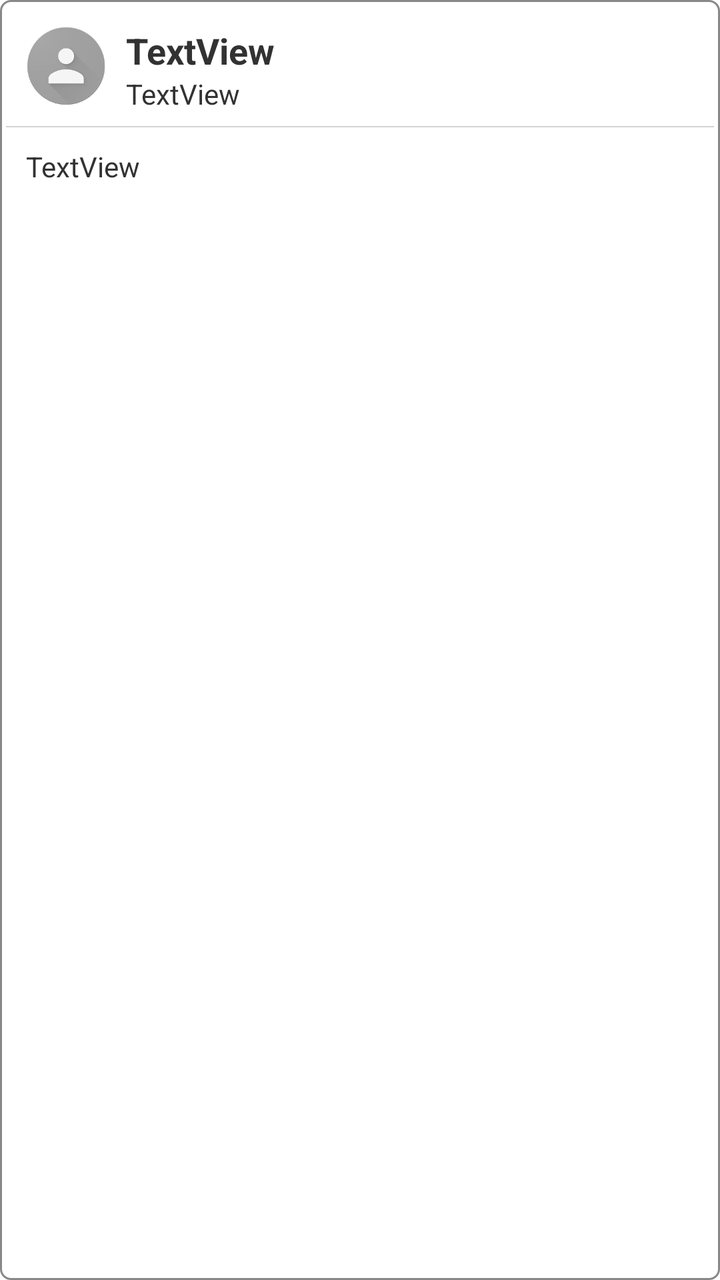
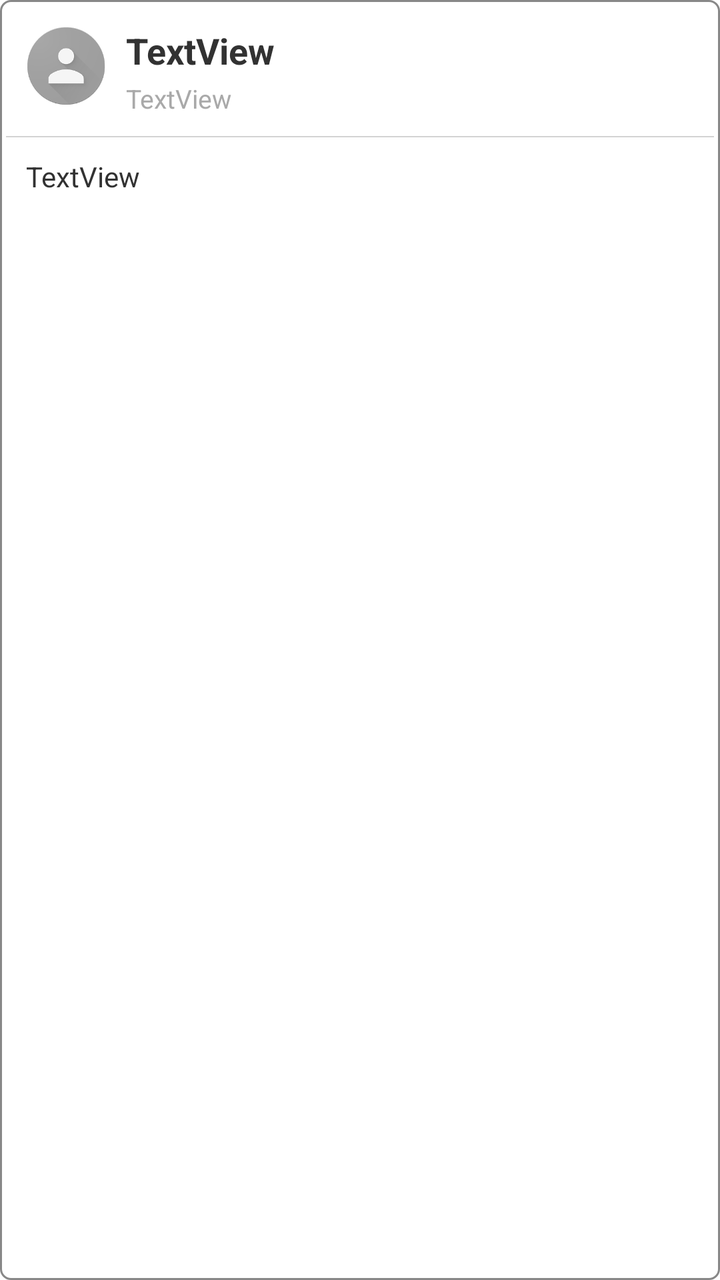

Two renders of the same Android screen: before a commit and after it. Below are the layout's source before the change and the commit's diff.
<!-- AndroidManifest.xml: application theme AppTheme -->
<!-- res/layout/company_list_item.xml -->
<?xml version="1.0" encoding="utf-8"?>
<LinearLayout xmlns:android="http://schemas.android.com/apk/res/android"
              xmlns:app="http://schemas.android.com/apk/res-auto"
              android:layout_width="match_parent"
              android:layout_height="wrap_content"
              android:layout_margin="10dp"
              android:padding="3dp"
              android:background="@drawable/border"
              android:orientation="vertical">

    <LinearLayout
        android:layout_width="match_parent"
        android:layout_height="wrap_content"
        android:padding="10dp"
        android:background="@color/White"
        android:orientation="horizontal">

        <ImageView
            android:id="@+id/cuProfileImg"
            android:layout_width="40dp"
            android:layout_height="40dp"
            android:src="@drawable/person"
            />

        <LinearLayout
            android:layout_width="0dp"
            android:layout_height="match_parent"
            android:layout_weight="1"
            android:paddingLeft="10dp"
            android:orientation="vertical">

            <LinearLayout
                android:layout_width="wrap_content"
                android:layout_height="wrap_content"
                android:gravity="right"
                android:orientation="horizontal">

                <TextView
                    android:id="@+id/cuNameTxt"
                    android:layout_width="wrap_content"
                    android:layout_height="wrap_content"
                    android:textStyle="bold"
                    android:textAppearance="@style/TextAppearance.AppCompat.Medium"
                    android:text="TextView"
                    />
            </LinearLayout>

            <TextView
                android:id="@+id/cuAddrTxt"
                android:layout_width="match_parent"
                android:layout_height="wrap_content"
                android:gravity="left"
                android:text="TextView"/>

        </LinearLayout>
    </LinearLayout>

    <LinearLayout
        android:layout_width="match_parent"
        android:layout_height="wrap_content"
        android:background="@color/White"
        android:gravity="center_vertical|right"
        android:orientation="horizontal"
        android:visibility="gone">

        <View
            android:layout_width="0dp"
            android:layout_height="match_parent"
            />

        <ImageView
            android:id="@+id/cuReplayIcon"
            android:layout_width="wrap_content"
            android:layout_height="wrap_content"
            android:src="@android:drawable/btn_dialog"
            />

        <TextView
            android:id="@+id/cuReplyTxt"
            android:layout_width="wrap_content"
            android:layout_height="wrap_content"
            android:text="TextView"
            />
    </LinearLayout>

    <View
        android:layout_width="match_parent"
        android:layout_height="2px"
        android:background="@color/LightGray"
        />

    <TextView
        android:id="@+id/cuBodyTxt"
        android:layout_width="match_parent"
        android:layout_height="wrap_content"
        android:background="@color/White"
        android:lines="2"
        android:padding="10dp"
        android:text="TextView"/>
</LinearLayout>
<!-- resources referenced by this layout -->
<resources>
  <color name="LightGray">#FFD3D3D3</color>
  <color name="White">#FFFFFFFF</color>
  <!-- drawable border (drawable) -->
  <?xml version="1.0" encoding="utf-8"?>
  <layer-list xmlns:android="http://schemas.android.com/apk/res/android">
      <item>
          <shape android:shape="rectangle" android:padding="5dp">
  
              <solid android:color="#fff"/>
              <corners android:bottomRightRadius="5dp"
                       android:bottomLeftRadius="5dp"
                       android:topLeftRadius="5dp"
                       android:topRightRadius="5dp"/>
              <stroke android:width="1dp"
                      android:color="#888"
                  />
  
          </shape>
      </item>
  
  </layer-list>
  <!-- drawable person: png bitmap (drawable-hdpi, 12716 bytes) -->
  <style name="AppTheme" parent="android:Theme.Light.NoTitleBar">
          
      </style>
</resources>

<!-- the commit's change to res/layout/company_list_item.xml (unified diff, before → after) -->
@@ -24,15 +24,14 @@
 
         <LinearLayout
             android:layout_width="0dp"
-            android:layout_height="match_parent"
+            android:layout_height="wrap_content"
             android:layout_weight="1"
             android:paddingLeft="10dp"
             android:orientation="vertical">
 
             <LinearLayout
-                android:layout_width="wrap_content"
+                android:layout_width="match_parent"
                 android:layout_height="wrap_content"
-                android:gravity="right"
                 android:orientation="horizontal">
 
                 <TextView
@@ -49,7 +48,10 @@
                 android:id="@+id/cuAddrTxt"
                 android:layout_width="match_parent"
                 android:layout_height="wrap_content"
-                android:gravity="left"
+                android:layout_marginTop="3dp"
+                android:gravity="left|center_vertical"
+                android:textColor="@color/DarkGray"
+                android:textSize="13sp"
                 android:text="TextView"/>
 
         </LinearLayout>
<!-- resource entries referenced after the edit -->
@@ -1,5 +1,6 @@
 <!-- resources referenced by this layout -->
 <resources>
+  <color name="DarkGray">#FFA9A9A9</color>
   <color name="LightGray">#FFD3D3D3</color>
   <color name="White">#FFFFFFFF</color>
   <!-- drawable border (drawable) -->
